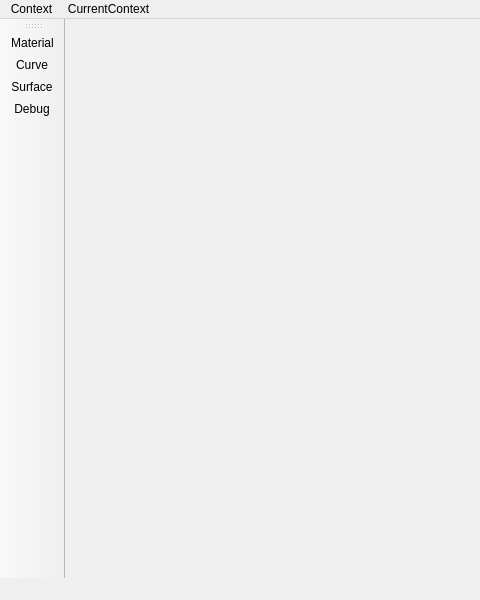
Qt form src/gui/editor/properties/MainWindowProperties.ui (hiergaut/Goliath-Engine) before a commit; both pictures show x 0 to 480 and y 0 to 600 of the 800 by 600 pixel window.
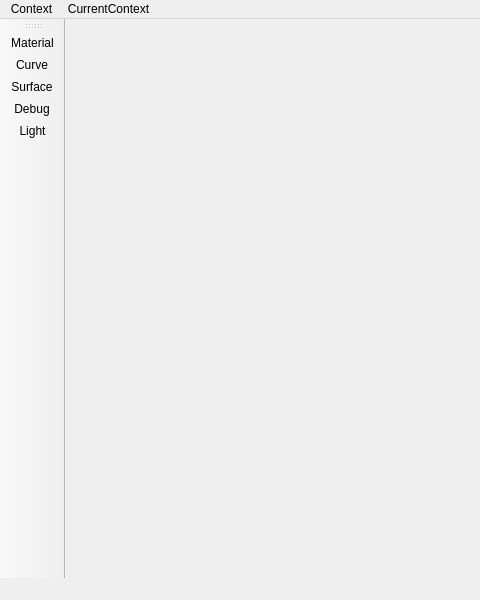
The same form after that commit. Icons and pictures are not drawn.

Patch:
```diff
--- a/src/gui/editor/properties/MainWindowProperties.ui
+++ b/src/gui/editor/properties/MainWindowProperties.ui
@@ -55,6 +55,7 @@
    <addaction name="actionCurve"/>
    <addaction name="actionSurface"/>
    <addaction name="actionDebug"/>
+   <addaction name="actionLight"/>
   </widget>
   <action name="actionMaterial">
    <property name="icon">
@@ -92,6 +93,15 @@
     <string>Debug</string>
    </property>
   </action>
+  <action name="actionLight">
+   <property name="icon">
+    <iconset resource="../../../../resources/resources.qrc">
+     <normaloff>:/icons/light.png</normaloff>:/icons/light.png</iconset>
+   </property>
+   <property name="text">
+    <string>Light</string>
+   </property>
+  </action>
  </widget>
  <resources/>
  <connections/>
```
Left out of the diff: 13 changed lines with no effect on the pictures.
